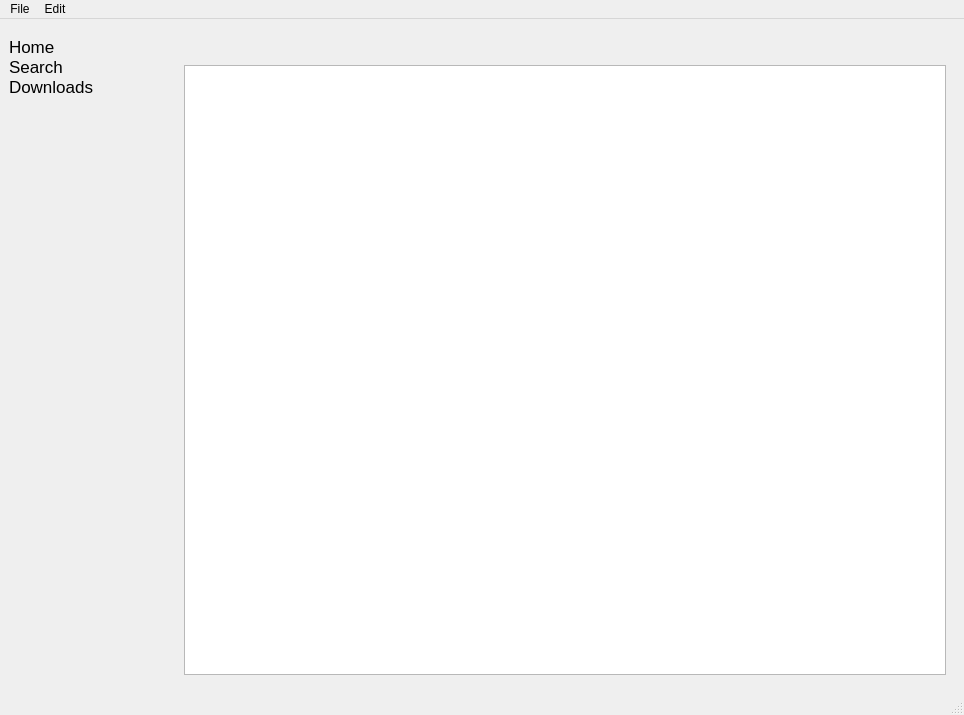
Before: the Qt Designer form res/ui/mainwindow.ui in Docheinstein/music-dragon, drawn with Qt 5.
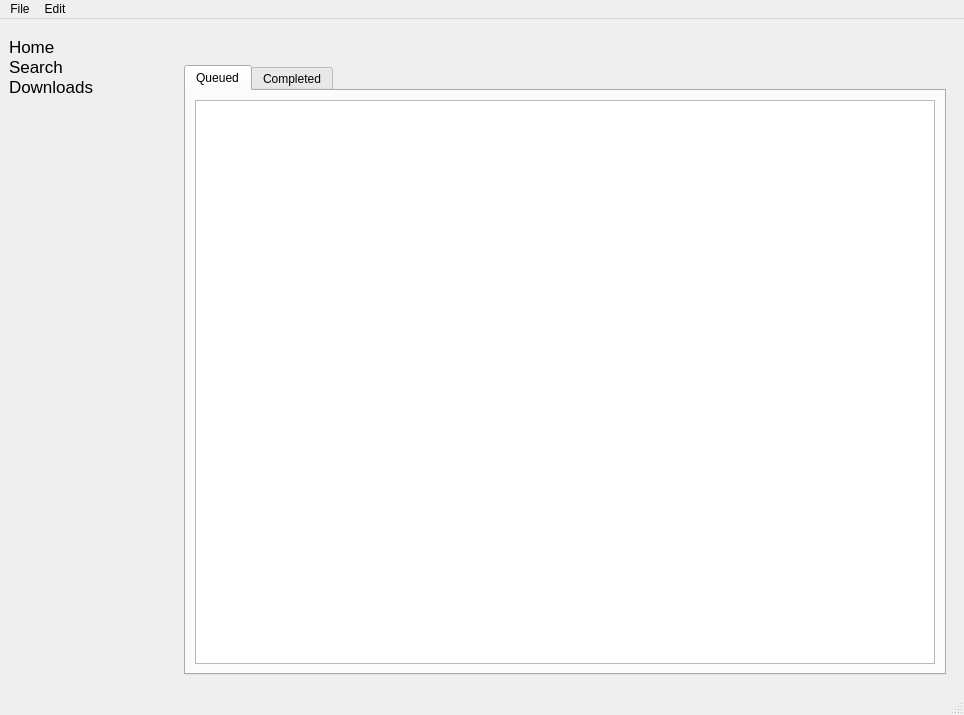
After: the same form once the commit is applied. The open tabs and pages were chosen to show the change. Icons and pictures are not drawn. Custom widgets are drawn as their Qt base class.

Commit message: Implement downloads completed tab and workers priority queue

What changed in the file:
```diff
--- a/res/ui/mainwindow.ui
+++ b/res/ui/mainwindow.ui
@@ -200,9 +200,33 @@
          </layout>
         </widget>
         <widget class="QWidget" name="downloadsPage">
-         <layout class="QVBoxLayout" name="verticalLayout_3">
+         <layout class="QVBoxLayout" name="verticalLayout_11">
           <item>
-           <widget class="DownloadsWidget" name="downloads"/>
+           <widget class="QTabWidget" name="downloadsTabs">
+            <property name="currentIndex">
+             <number>0</number>
+            </property>
+            <widget class="QWidget" name="downloadsQueuedTab">
+             <attribute name="title">
+              <string>Queued</string>
+             </attribute>
+             <layout class="QVBoxLayout" name="verticalLayout_3">
+              <item>
+               <widget class="DownloadsWidget" name="queuedDownloads"/>
+              </item>
+             </layout>
+            </widget>
+            <widget class="QWidget" name="downloadsFinishedTab">
+             <attribute name="title">
+              <string>Completed</string>
+             </attribute>
+             <layout class="QVBoxLayout" name="verticalLayout_12">
+              <item>
+               <widget class="DownloadsWidget" name="finishedDownloads"/>
+              </item>
+             </layout>
+            </widget>
+           </widget>
           </item>
          </layout>
         </widget>
```
Left out of the diff: 2 changed lines with no effect on the pictures. The commit also changes 17 other files.
